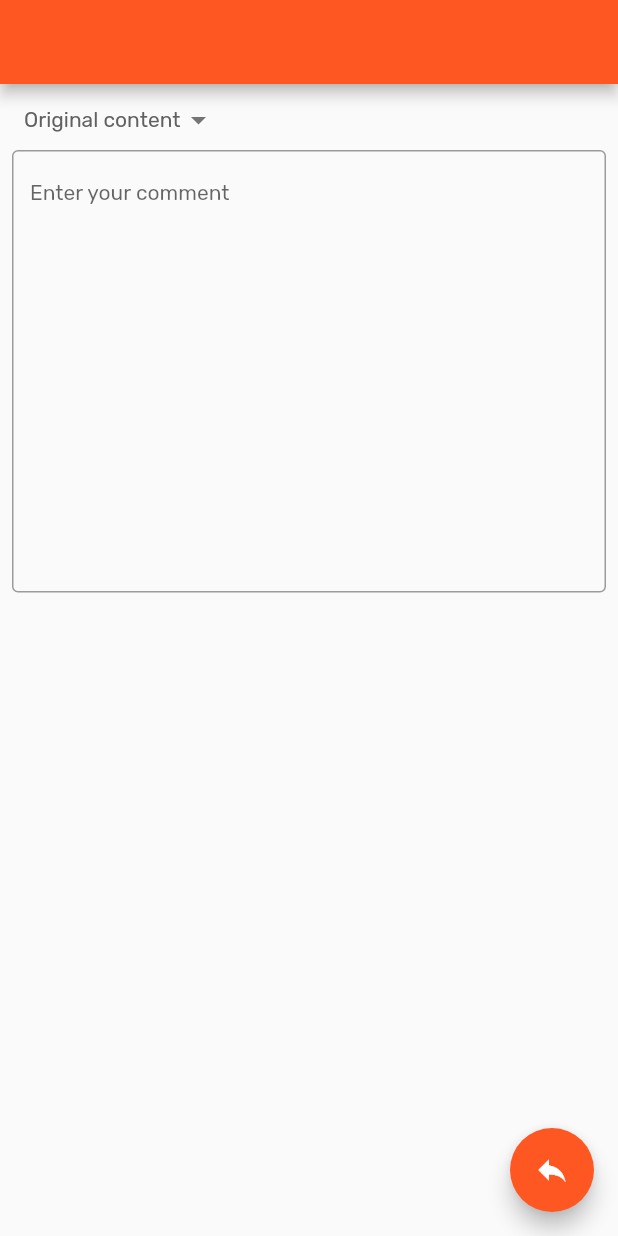
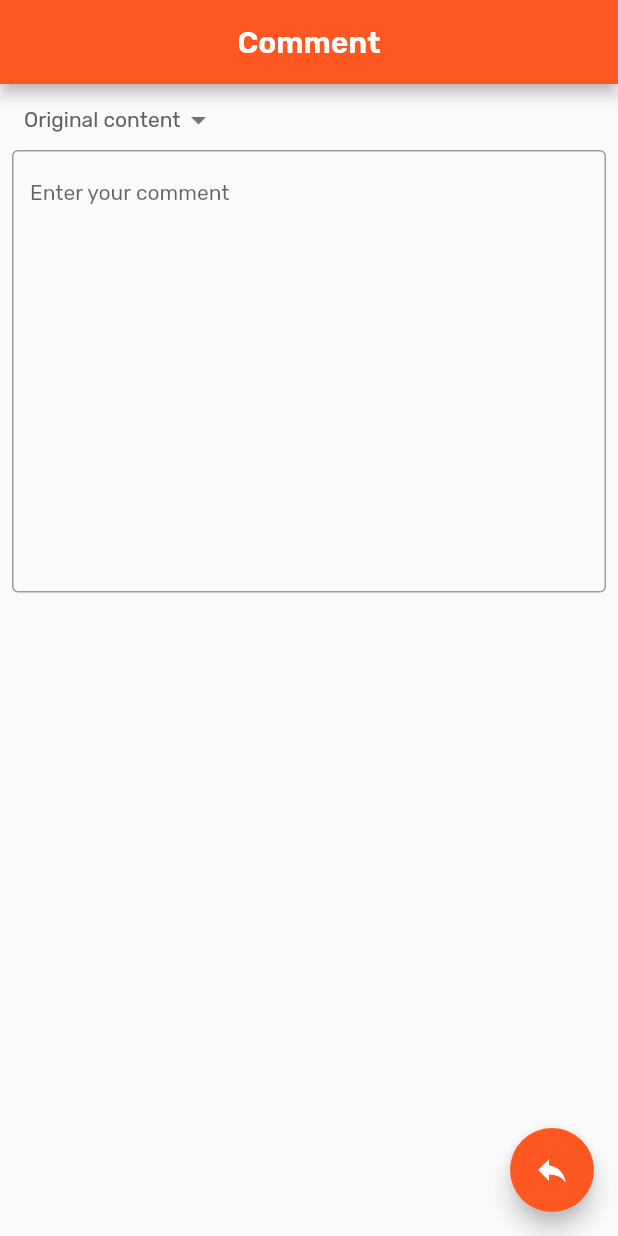
Before and after one commit to thuongleit/MinimalistHackerNews, a Flutter app: the CommentReplyScreen widget shown alone on an empty page, opened directly with empty values, on a phone screen of 412 x 824 dp. Run offline on Flutter 3.47's test engine with Material 2 defaults, Android fonts, the phone set to English and light mode, and no system bars; our stand-ins replace bloc, equatable, flutter_bloc, flutter_html, flutter_i18n, flutter_markdown and 9 more; missing offline and left inert: big_tip, cherry_components, flutter_email_sender, flutter_web_browser, gbk2utf8, launch_review and 1 more; accounts and stored records are empty; network calls fail.

Commit message:
Add title to comment reply screen

```diff
--- a/lib/presentation/screens/comment_reply.dart
+++ b/lib/presentation/screens/comment_reply.dart
@@ -54,7 +54,9 @@ class _CommentReplyScreenState extends State<CommentReplyScreen> {
           }
         },
         child: SimplePage(
-          title: '',
+          title: (widget.parentItem.type == ItemType.comment)
+              ? 'Reply'
+              : 'Comment',
           body: SingleChildScrollView(
             child: Container(
               padding: EdgeInsets.all(8.0),
```
